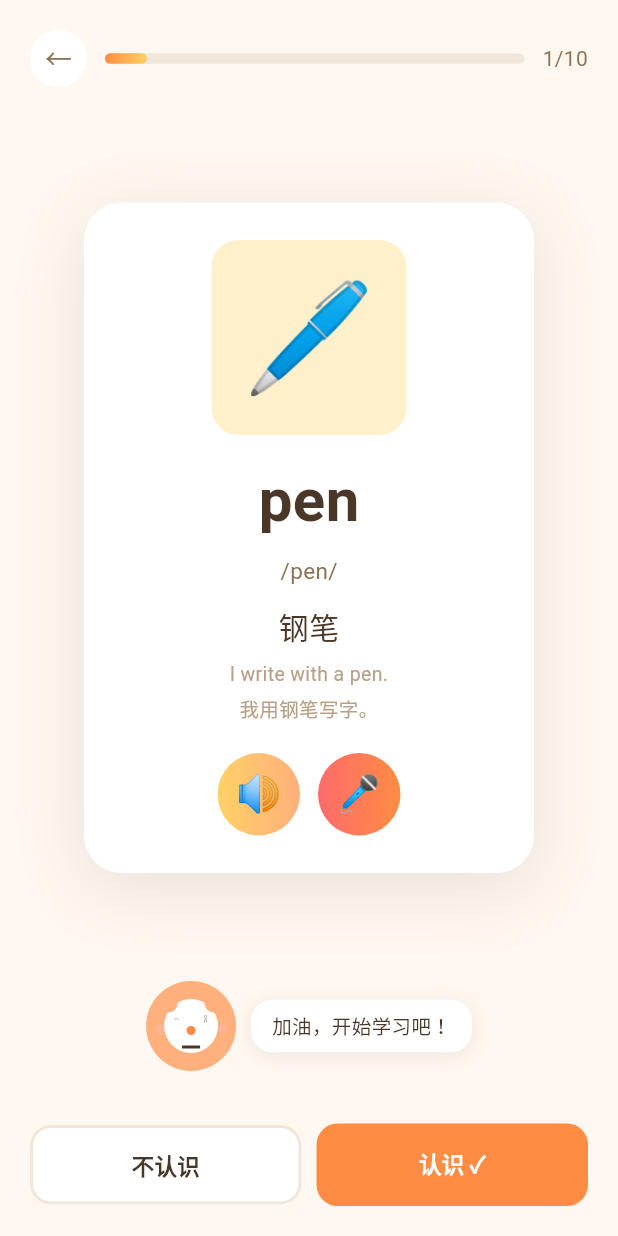
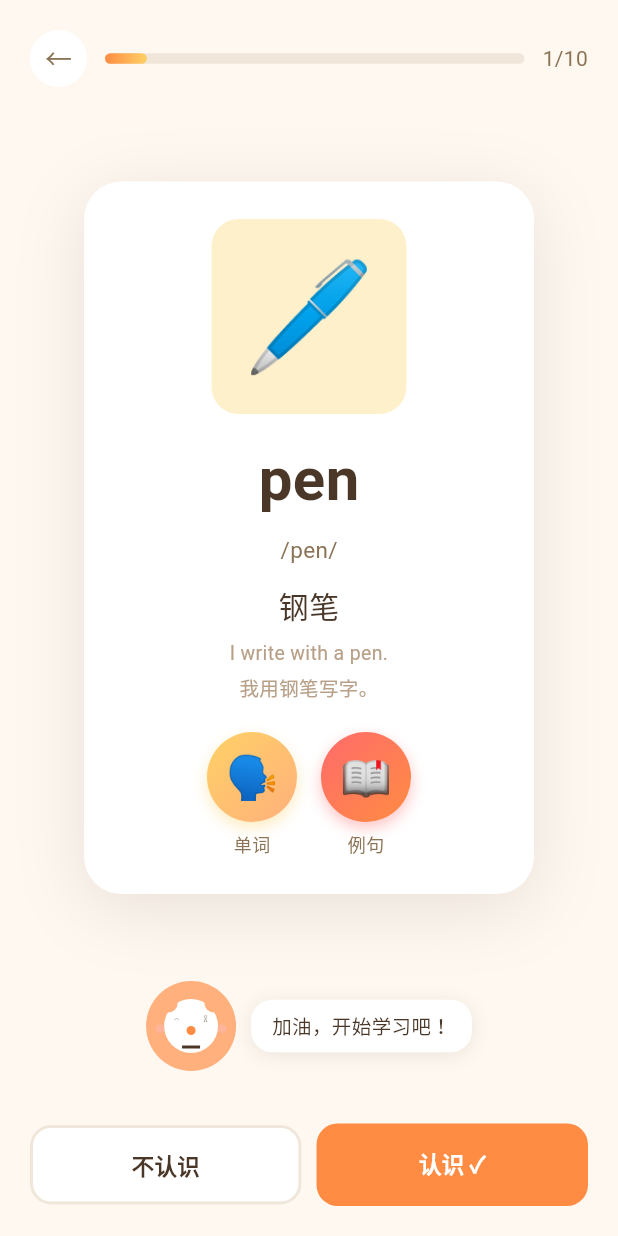
Before and after one commit to t-xue/word_master, a Flutter app: the LearnScreen screen opened by its route, on a phone screen of 412 x 824 dp. Run offline on Flutter 3.47's test engine with Material 3 defaults, Android fonts, the phone set to English and light mode, and no system bars; our stand-ins replace audioplayers, flutter_riverpod, go_router, hive_flutter, shared_preferences; accounts and stored records are empty; Roboto replaces fonts that are missing (PingFang SC).

Commit message:
fix: improve sound buttons and fix word count issue
- Add API Key check before playing sound
- Show snackbar with settings link when API Key not configured
- Make sound buttons more cartoon-style with gradients and shadows
- Fix WordService to initialize category/grade maps when using default words
- Add error handling for TTS failures

```diff
--- a/lib/screens/learn_screen.dart
+++ b/lib/screens/learn_screen.dart
@@ -57,7 +57,79 @@ class _LearnScreenState extends ConsumerState<LearnScreen> {
   }
 
   void _playSound(String text) {
-    _ttsService.speak(text);
+    // 检查 API Key 是否已配置
+    if (!AppConfig.isApiKeyConfigured()) {
+      ScaffoldMessenger.of(context).showSnackBar(
+        SnackBar(
+          content: Text('请先在设置中配置 API Key'),
+          action: SnackBarAction(
+            label: '去配置',
+            onPressed: () => context.push('/settings'),
+          ),
+          duration: Duration(seconds: 3),
+        ),
+      );
+      return;
+    }
+
+    // 播放发音
+    _ttsService.speak(text).catchError((error) {
+      if (mounted) {
+        ScaffoldMessenger.of(context).showSnackBar(
+          SnackBar(
+            content: Text('发音失败，请检查网络或 API 配置'),
+            backgroundColor: AppColors.accent,
+          ),
+        );
+      }
+    });
+  }
+
+  Widget _buildSoundButton({
+    required VoidCallback onTap,
+    required String icon,
+    required String label,
+    required List<Color> gradient,
+  }) {
+    return GestureDetector(
+      onTap: onTap,
+      child: Column(
+        mainAxisSize: MainAxisSize.min,
+        children: [
+          Container(
+            width: 60,
+            height: 60,
+            decoration: BoxDecoration(
+              shape: BoxShape.circle,
+              gradient: LinearGradient(
+                begin: Alignment.topLeft,
+                end: Alignment.bottomRight,
+                colors: gradient,
+              ),
+              boxShadow: [
+                BoxShadow(
+                  color: gradient[0].withOpacity(0.4),
+                  blurRadius: 8,
+                  offset: const Offset(0, 4),
+                ),
+              ],
+            ),
+            child: Center(
+              child: Text(icon, style: const TextStyle(fontSize: 28)),
+            ),
+          ),
+          const SizedBox(height: 6),
+          Text(
+            label,
+            style: TextStyle(
+              fontSize: 12,
+              color: AppColors.textLight,
+              fontWeight: FontWeight.w500,
+            ),
+          ),
+        ],
+      ),
+    );
   }
 
   Future<void> _nextWord(bool known) async {
@@ -301,38 +373,20 @@ class _LearnScreenState extends ConsumerState<LearnScreen> {
                           Row(
                             mainAxisAlignment: MainAxisAlignment.center,
                             children: [
-                              GestureDetector(
+                              // 单词发音按钮
+                              _buildSoundButton(
                                 onTap: () => _playSound(currentWord.english),
-                                child: Container(
-                                  width: 55,
-                                  height: 55,
-                                  decoration: BoxDecoration(
-                                    shape: BoxShape.circle,
-                                    gradient: LinearGradient(
-                                      colors: [AppColors.secondary, AppColors.primaryLight],
-                                    ),
-                                  ),
-                                  child: const Center(
-                                    child: Text('🔊', style: TextStyle(fontSize: 24)),
-                                  ),
-                                ),
+                                icon: '🗣️',
+                                label: '单词',
+                                gradient: [AppColors.secondary, AppColors.primaryLight],
                               ),
-                              const SizedBox(width: 12),
-                              GestureDetector(
+                              const SizedBox(width: 16),
+                              // 例句发音按钮
+                              _buildSoundButton(
                                 onTap: () => _playSound(currentWord.exampleEn),
-                                child: Container(
-                                  width: 55,
-                                  height: 55,
-                                  decoration: BoxDecoration(
-                                    shape: BoxShape.circle,
-                                    gradient: LinearGradient(
-                                      colors: [AppColors.accent, AppColors.primary],
-                                    ),
-                                  ),
-                                  child: const Center(
-                                    child: Text('🎤', style: TextStyle(fontSize: 24)),
-                                  ),
-                                ),
+                                icon: '📖',
+                                label: '例句',
+                                gradient: [AppColors.accent, AppColors.primary],
                               ),
                             ],
                           ),
```
Also changed, not shown: lib/screens/practice_screen.dart (+56 -20 lines), lib/services/word_service.dart (+18 -0 lines).
